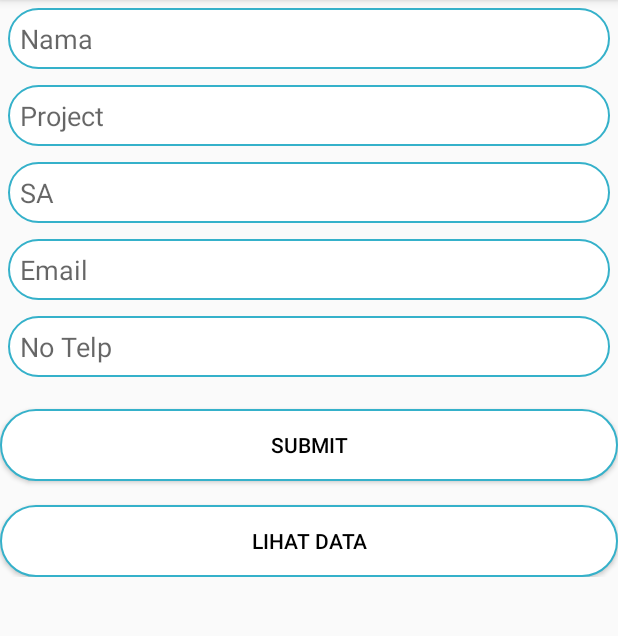
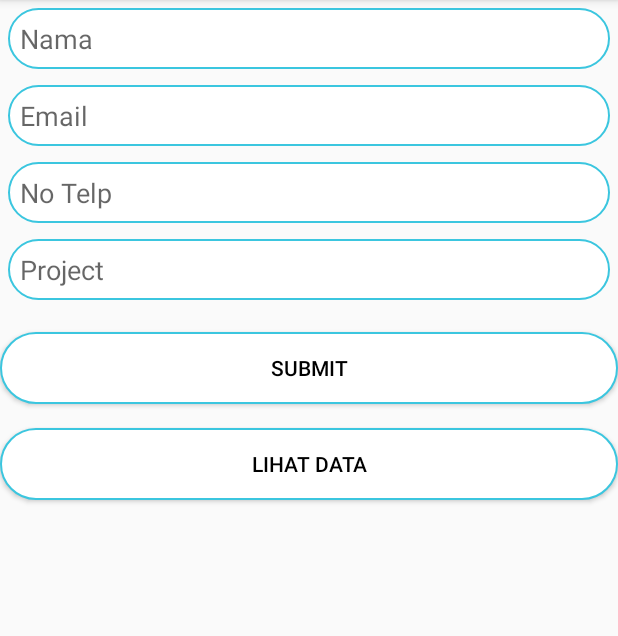
Before and after one commit to Rafizi/Dewa-Rumah, an Android app: the InputProspekSA screen opened directly, with no data from a screen before it, after a tap on "SUBMIT", on a phone screen of 412 x 824 dp, the part 84-720 px from its top. Run offline under Robolectric (Android 15) with nearby library versions, the phone set to English and light mode, and no system bars.

Commit message:
change any color 2.1

```diff
--- a/app/src/main/java/com/naufalrafizi/dewarumah/AfterLogin/SA/InputProspekSA/Activity/InputProspekSA.java
+++ b/app/src/main/java/com/naufalrafizi/dewarumah/AfterLogin/SA/InputProspekSA/Activity/InputProspekSA.java
@@ -55,7 +55,6 @@ public class InputProspekSA extends AppCompatActivity implements View.OnClickLis
         edtNamaInputProspek = (TextInputEditText) findViewById(R.id.edtNamaInputProspek);
         edtProjectInputProspek = (TextInputEditText) findViewById(R.id.edtProjectInputProspek);
         edtEmailInputProspek = (TextInputEditText) findViewById(R.id.edtEmailInputProspek);
-        edtSAInputProspek = (TextInputEditText) findViewById(R.id.edtSAInputProspek);
         edtNomorTelponInputProspek = (TextInputEditText) findViewById(R.id.edtNomorTelponInputProspek);
 
     }
@@ -71,10 +70,9 @@ public class InputProspekSA extends AppCompatActivity implements View.OnClickLis
                 nama = edtNamaInputProspek.getText().toString();
                 email = edtEmailInputProspek.getText().toString();
                 nomor = edtNomorTelponInputProspek.getText().toString();
-                sa = edtSAInputProspek.getText().toString();
                 project = edtProjectInputProspek.getText().toString();
 
-                if (nama.isEmpty() || email.isEmpty() || nomor.isEmpty() || sa.isEmpty() || project.isEmpty()){
+                if (nama.isEmpty() || email.isEmpty() || nomor.isEmpty() || project.isEmpty()){
                     Toast.makeText(this, "Masukin yang bener woi", Toast.LENGTH_SHORT).show();
                 }
                 else {
@@ -82,7 +80,6 @@ public class InputProspekSA extends AppCompatActivity implements View.OnClickLis
                             edtNamaInputProspek.getText().toString(),
                             edtEmailInputProspek.getText().toString(),
                             edtNomorTelponInputProspek.getText().toString(),
-                            edtSAInputProspek.getText().toString(),
                             edtProjectInputProspek.getText().toString()
                     );
 
@@ -99,10 +96,10 @@ public class InputProspekSA extends AppCompatActivity implements View.OnClickLis
     }
 
 
-    private void createNote(String nama, String email, String notelp, String sa, String project) {
+    private void createNote(String nama, String email, String notelp,  String project) {
         // inserting note in db and getting
         // newly inserted note id
-        long id = helper.createProspek(nama, email, notelp, sa, project);
+        long id = helper.createProspek(nama, email, notelp,  project);
 
         // get the newly inserted note from db
         MInputProspek n = helper.getProspek(id);
--- a/app/src/main/java/com/naufalrafizi/dewarumah/AfterLogin/SA/InputProspekSA/Helper/DataHelper.java
+++ b/app/src/main/java/com/naufalrafizi/dewarumah/AfterLogin/SA/InputProspekSA/Helper/DataHelper.java
@@ -38,7 +38,7 @@ public class DataHelper extends SQLiteOpenHelper {
         onCreate(db);
     }
 
-    public long createProspek(String nama, String email, String notelp, String sa, String project) {
+    public long createProspek(String nama, String email, String notelp, String project) {
 
         SQLiteDatabase db = this.getWritableDatabase();
 
@@ -48,7 +48,7 @@ public class DataHelper extends SQLiteOpenHelper {
         values.put(MInputProspek.COLUMN_EMAIL, email);
         values.put(MInputProspek.COLUMN_NO_TELP, notelp);
         values.put(MInputProspek.COLUMN_PROJECT, project);
-        values.put(MInputProspek.COLUMN_SA, sa);
+
 
         // mengeksekusi perintah SQL insert data
         // yang akan mengembalikan sebuah insert ID
@@ -230,7 +230,6 @@ public class DataHelper extends SQLiteOpenHelper {
         values.put(MInputProspek.COLUMN_NAME, p.getNama_prospek());
         values.put(MInputProspek.COLUMN_EMAIL, p.getEmail_prospek());
         values.put(MInputProspek.COLUMN_NO_TELP, p.getNotelp_prospek());
-        values.put(MInputProspek.COLUMN_SA, p.getSa_prospek());
         values.put(MInputProspek.COLUMN_PROJECT, p.getProject_prospek());
 
         // updating row
--- a/app/src/main/java/com/naufalrafizi/dewarumah/BeforeLogin/Activity/SignUpSuccess.java
+++ b/app/src/main/java/com/naufalrafizi/dewarumah/BeforeLogin/Activity/SignUpSuccess.java
@@ -19,6 +19,7 @@ public class SignUpSuccess extends AppCompatActivity {
 
         nama = getIntent().getStringExtra("nama");
 
+        txtNama = (TextView)findViewById(R.id.txtNamaSuccesSignUp);
         txtNama.setText(nama);
 
     }
--- a/app/src/main/res/drawable/blue_edit_text.xml
+++ b/app/src/main/res/drawable/blue_edit_text.xml
@@ -8,7 +8,7 @@
     <!-- Border Color -->
     <stroke
         android:width="1dp"
-        android:color="#35b1ca" />
+        android:color="@color/colorPrimaryDark" />
 
     <!-- Round Corners -->
     <corners android:radius="100dp" />
--- a/app/src/main/res/layout/activity_input_prospek_sa.xml
+++ b/app/src/main/res/layout/activity_input_prospek_sa.xml
@@ -5,6 +5,8 @@
     xmlns:tools="http://schemas.android.com/tools"
     android:layout_width="match_parent"
     android:layout_height="match_parent"
+    android:gravity="center"
+
     tools:context="com.naufalrafizi.dewarumah.AfterLogin.SA.InputProspekSA.Activity.InputProspekSA">
     <android.support.v4.widget.NestedScrollView
         android:layout_width="match_parent"
@@ -33,7 +35,47 @@
                     android:textSize="8pt" />
 
             </LinearLayout>
+            <LinearLayout
+                android:layout_width="match_parent"
+                android:layout_height="wrap_content"
+                android:layout_margin="5dp"
+                android:background="@drawable/blue_edit_text"
+                android:orientation="horizontal">
 
+                <android.support.design.widget.TextInputEditText
+                    android:id="@+id/edtEmailInputProspek"
+                    android:layout_width="match_parent"
+                    android:layout_height="wrap_content"
+                    android:layout_gravity="center"
+                    android:layout_margin="8dp"
+                    android:background="#00000000"
+                    android:hint="Email"
+                    android:lines="1"
+                    android:maxLines="1"
+                    android:textSize="8pt" />
+
+            </LinearLayout>
+            <LinearLayout
+                android:layout_width="match_parent"
+                android:layout_height="wrap_content"
+                android:layout_margin="5dp"
+                android:background="@drawable/blue_edit_text"
+                android:orientation="horizontal">
+
+                <android.support.design.widget.TextInputEditText
+                    android:id="@+id/edtNomorTelponInputProspek"
+                    android:layout_width="match_parent"
+                    android:layout_height="wrap_content"
+                    android:layout_gravity="center"
+                    android:layout_margin="8dp"
+                    android:inputType="number"
+                    android:background="#00000000"
+                    android:hint="No Telp"
+                    android:lines="1"
+                    android:maxLines="1"
+                    android:textSize="8pt" />
+
+            </LinearLayout>
             <LinearLayout
                 android:layout_width="match_parent"
                 android:layout_height="wrap_content"
@@ -55,68 +97,6 @@
 
             </LinearLayout>
 
-            <LinearLayout
-                android:layout_width="match_parent"
-                android:layout_height="wrap_content"
-                android:layout_margin="5dp"
-                android:background="@drawable/blue_edit_text"
-                android:orientation="horizontal">
-
-                <android.support.design.widget.TextInputEditText
-                    android:id="@+id/edtSAInputProspek"
-                    android:layout_width="match_parent"
-                    android:layout_height="wrap_content"
-                    android:layout_gravity="center"
-                    android:layout_margin="8dp"
-                    android:background="#00000000"
-                    android:hint="SA"
-                    android:lines="1"
-                    android:maxLines="1"
-                    android:textSize="8pt" />
-
-            </LinearLayout>
-            <LinearLayout
-                android:layout_width="match_parent"
-                android:layout_height="wrap_content"
-                android:layout_margin="5dp"
-                android:background="@drawable/blue_edit_text"
-                android:orientation="horizontal">
-
-                <android.support.design.widget.TextInputEditText
-                    android:id="@+id/edtEmailInputProspek"
-                    android:layout_width="match_parent"
-                    android:layout_height="wrap_content"
-                    android:layout_gravity="center"
-                    android:layout_margin="8dp"
-                    android:background="#00000000"
-                    android:hint="Email"
-                    android:lines="1"
-                    android:maxLines="1"
-                    android:textSize="8pt" />
-
-            </LinearLayout>
-
-            <LinearLayout
-                android:layout_width="match_parent"
-                android:layout_height="wrap_content"
-                android:layout_margin="5dp"
-                android:background="@drawable/blue_edit_text"
-                android:orientation="horizontal">
-
-                <android.support.design.widget.TextInputEditText
-                    android:id="@+id/edtNomorTelponInputProspek"
-                    android:layout_width="match_parent"
-                    android:layout_height="wrap_content"
-                    android:layout_gravity="center"
-                    android:layout_margin="8dp"
-                    android:inputType="number"
-                    android:background="#00000000"
-                    android:hint="No Telp"
-                    android:lines="1"
-                    android:maxLines="1"
-                    android:textSize="8pt" />
-
-            </LinearLayout>
 
             <Button
                 android:id="@+id/btnSubmitInputProspek"
@@ -133,11 +113,13 @@
                 android:layout_width="match_parent"
                 android:layout_height="match_parent"
                 android:layout_marginTop="16dp"
+                android:layout_marginBottom="5dp"
                 android:background="@drawable/blue_edit_text"
                 android:text="Lihat Data"
                 android:textSize="14dp"
                 android:textColor="#000"/>
         </LinearLayout>
+
     </android.support.v4.widget.NestedScrollView>
 
 </LinearLayout>
```
Also changed, not shown: app/src/main/java/com/naufalrafizi/dewarumah/AfterLogin/SA/ProspekSA/Adapter/RecyclerViewAdapterProspekSA.java (+6 -8 lines), app/src/main/res/layout/costum_list_prospek.xml (+3 -8 lines), app/src/main/ic_pass-web.png, app/src/main/res/mipmap-hdpi/ic_pass.png, app/src/main/res/mipmap-mdpi/ic_pass.png, app/src/main/res/mipmap-xhdpi/ic_pass.png, app/src/main/res/mipmap-xxhdpi/ic_pass.png, app/src/main/res/mipmap-xxxhdpi/ic_pass.png.
